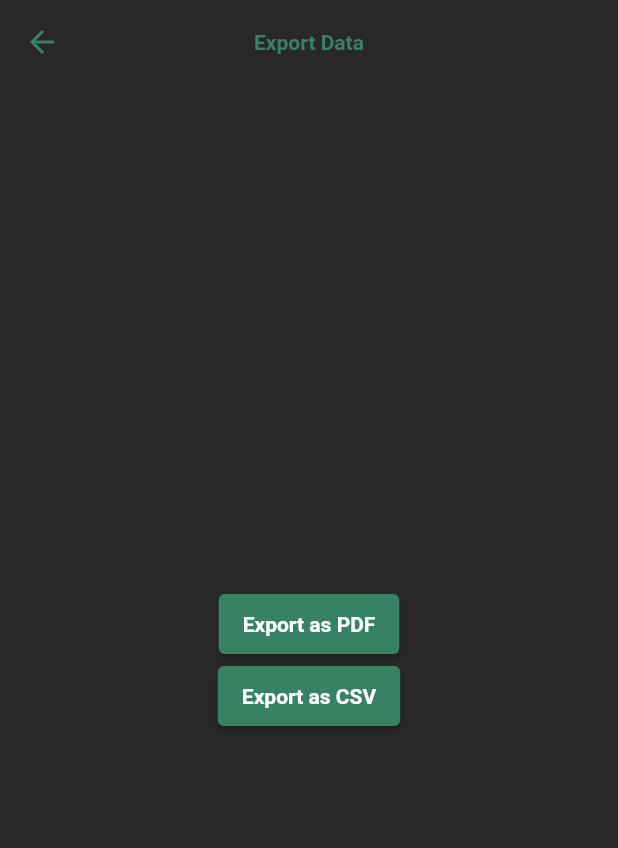
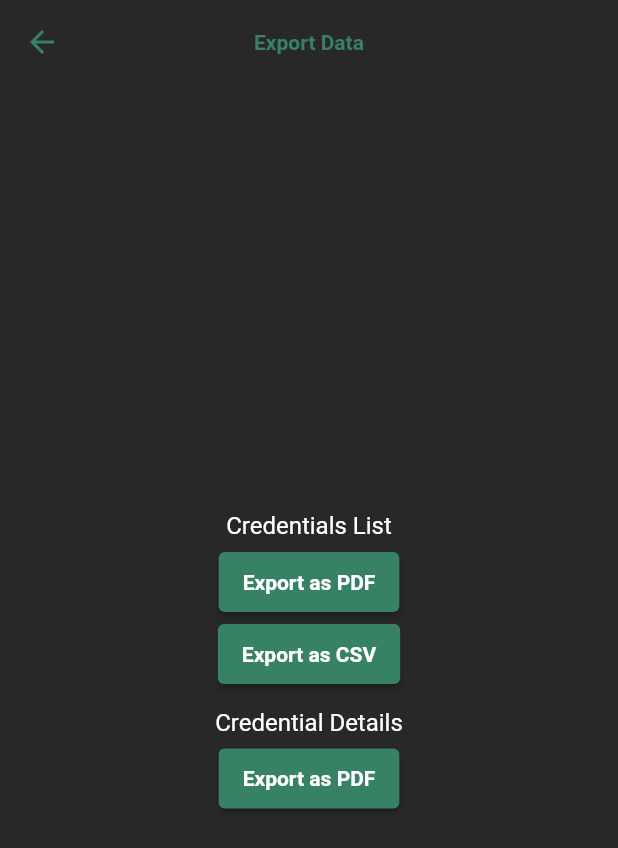
Before and after one commit to jp-ong/flutter-sandbox-web, a Flutter app: the ExportDataView screen opened by its route, after a tap on "Export as PDF", on a phone screen of 412 x 824 dp. Shown: the top 848 px of the screen. Run offline on Flutter 3.47's test engine with Material 2 defaults, Android fonts, the phone set to English and light mode, and no system bars; our stand-ins replace csv, dio, flutter_dotenv, get, google_fonts, pdf; missing offline and left inert: dart:html; network calls fail.

Commit message:
Integrate export data function with controller

```diff
--- a/lib/app/modules/export_data/controllers/export_data_controller.dart
+++ b/lib/app/modules/export_data/controllers/export_data_controller.dart
@@ -1,9 +1,9 @@
 import 'dart:convert';
-import 'dart:html';
 
 import 'package:dio/dio.dart';
 import 'package:flutter_dotenv/flutter_dotenv.dart';
 import 'package:flutter_sandbox_web/app/helpers/export_data.dart';
+import 'package:flutter_sandbox_web/app/modules/export_data/models/credential_detail_model.dart';
 import 'package:flutter_sandbox_web/app/modules/export_data/models/credential_model.dart';
 import 'package:get/get.dart';
 
@@ -13,34 +13,49 @@ class ExportDataController extends GetxController {
   RxList<Credential> credentials = <Credential>[].obs;
   RxBool isFetchingCredentials = false.obs;
 
-  void fetchCredentials() async {
+  Rxn<CredentialDetail> credentialDetail = Rxn<CredentialDetail>();
+  RxBool isFetchingCredentialDetail = false.obs;
+
+  Future<void> fetchCredentials() async {
     isFetchingCredentials.value = true;
     try {
-      var apiUrl = dotenv.get('BASE_URL_VC');
+      var apiUrl = dotenv.get('BASE_URL_LIST');
       var response = await dio.get(apiUrl);
       var data = jsonEncode(response.data['data']['result']);
-      credentials.value = credentialFromJson(jsonEncode(data));
+      credentials.value = credentialFromJson(data);
     } catch (e) {
-      credentials.value = [];
+      credentials.clear();
     } finally {
       isFetchingCredentials.value = false;
     }
   }
 
-  void exportAsPDF() {
-    ExportData.asPDF(
-      fullName: 'John Paul Ong',
-      dateTime: 'May 2, 2023',
-      status: 'VERIFIED',
-      personalInfo: [
-        [
-          'Full Name',
-          'John Paul Ong',
-        ],
-      ],
-      documents: [
-        ['UMID', '82NV0DBO43K'],
-      ],
-    );
+  Future<void> fetchCredentialDetail() async {
+    isFetchingCredentialDetail.value = true;
+    try {
+      var apiUrl = dotenv.get('BASE_URL_DETAILS');
+      var response = await dio.get(apiUrl);
+      var data = jsonEncode(response.data['data']);
+      credentialDetail.value = credentialDetailFromJson(data);
+    } catch (e) {
+      credentialDetail.value = null;
+    } finally {
+      isFetchingCredentialDetail.value = false;
+    }
+  }
+
+  void exportDetailsAsPDF() async {
+    await fetchCredentialDetail();
+    print(credentialDetail);
+  }
+
+  void exportListAsPDF() async {
+    await fetchCredentials();
+    print(credentials);
+  }
+
+  void exportListAsCSV() async {
+    await fetchCredentials();
+    print(credentials);
   }
 }
--- /dev/null
+++ b/lib/app/modules/export_data/models/credential_detail_model.dart
@@ -0,0 +1,190 @@
+// To parse this JSON data, do
+//
+//     final credentialDetail = credentialDetailFromJson(jsonString);
+
+import 'dart:convert';
+
+CredentialDetail credentialDetailFromJson(String str) =>
+    CredentialDetail.fromJson(json.decode(str));
+
+String credentialDetailToJson(CredentialDetail data) =>
+    json.encode(data.toJson());
+
+class CredentialDetail {
+  DateTime created;
+  DateTime updated;
+  String requestId;
+  String username;
+  String fullName;
+  String firstName;
+  String middleName;
+  String lastName;
+  DateTime birthdate;
+  String gender;
+  String address;
+  String emailAddress;
+  String mobileNumber;
+  String status;
+  String vcIssuerId;
+  String definitionId;
+  String verifier;
+  CredentialRequestDetails credentialRequestDetails;
+  String channelIssuerId;
+  dynamic reason;
+
+  CredentialDetail({
+    required this.created,
+    required this.updated,
+    required this.requestId,
+    required this.username,
+    required this.fullName,
+    required this.firstName,
+    required this.middleName,
+    required this.lastName,
+    required this.birthdate,
+    required this.gender,
+    required this.address,
+    required this.emailAddress,
+    required this.mobileNumber,
+    required this.status,
+    required this.vcIssuerId,
+    required this.definitionId,
+    required this.verifier,
+    required this.credentialRequestDetails,
+    required this.channelIssuerId,
+    this.reason,
+  });
+
+  factory CredentialDetail.fromJson(Map<String, dynamic> json) =>
+      CredentialDetail(
+        created: DateTime.parse(json["created"]),
+        updated: DateTime.parse(json["updated"]),
+        requestId: json["requestId"],
+        username: json["username"],
+        fullName: json["fullName"],
+        firstName: json["firstName"],
+        middleName: json["middleName"],
+        lastName: json["lastName"],
+        birthdate: DateTime.parse(json["birthdate"]),
+        gender: json["gender"],
+        address: json["address"],
+        emailAddress: json["email_address"],
+        mobileNumber: json["mobile_number"],
+        status: json["status"],
+        vcIssuerId: json["vc_issuer_id"],
+        definitionId: json["definition_id"],
+        verifier: json["verifier"],
+        credentialRequestDetails: CredentialRequestDetails.fromJson(
+            json["credential_request_details"]),
+        channelIssuerId: json["channel_issuer_id"],
+        reason: json["reason"],
+      );
+
+  Map<String, dynamic> toJson() => {
+        "created": created.toIso8601String(),
+        "updated": updated.toIso8601String(),
+        "requestId": requestId,
+        "username": username,
+        "fullName": fullName,
+        "firstName": firstName,
+        "middleName": middleName,
+        "lastName": lastName,
+        "birthdate": birthdate.toIso8601String(),
+        "gender": gender,
+        "address": address,
+        "email_address": emailAddress,
+        "mobile_number": mobileNumber,
+        "status": status,
+        "vc_issuer_id": vcIssuerId,
+        "definition_id": definitionId,
+        "verifier": verifier,
+        "credential_request_details": credentialRequestDetails.toJson(),
+        "channel_issuer_id": channelIssuerId,
+        "reason": reason,
+      };
+}
+
+class CredentialRequestDetails {
+  List<Form> form;
+  List<SupportingDocument> supportingDocuments;
+
+  CredentialRequestDetails({
+    required this.form,
+    required this.supportingDocuments,
+  });
+
+  factory CredentialRequestDetails.fromJson(Map<String, dynamic> json) =>
+      CredentialRequestDetails(
+        form: List<Form>.from(json["form"].map((x) => Form.fromJson(x))),
+        supportingDocuments: List<SupportingDocument>.from(
+            json["supporting_documents"]
+                .map((x) => SupportingDocument.fromJson(x))),
+      );
+
+  Map<String, dynamic> toJson() => {
+        "form": List<dynamic>.from(form.map((x) => x.toJson())),
+        "supporting_documents":
+            List<dynamic>.from(supportingDocuments.map((x) => x.toJson())),
+      };
+}
+
+class Form {
+  String fieldName;
+  String fieldValue;
+
+  Form({
+    required this.fieldName,
+    required this.fieldValue,
+  });
+
+  factory Form.fromJson(Map<String, dynamic> json) => Form(
+        fieldName: json["field_name"],
+        fieldValue: json["field_value"],
+      );
+
+  Map<String, dynamic> toJson() => {
+        "field_name": fieldName,
+        "field_value": fieldValue,
+      };
+}
+
+class SupportingDocument {
+  String documentId;
+  String documentName;
+  DateTime created;
+  DateTime updated;
+  String filename;
+  String thumbnail;
+  String status;
+
+  SupportingDocument({
+    required this.documentId,
+    required this.documentName,
+    required this.created,
+    required this.updated,
+    required this.filename,
+    required this.thumbnail,
+    required this.status,
+  });
+
+  factory SupportingDocument.fromJson(Map<String, dynamic> json) =>
+      SupportingDocument(
+        documentId: json["document_id"],
+        documentName: json["document_name"],
+        created: DateTime.parse(json["created"]),
+        updated: DateTime.parse(json["updated"]),
+        filename: json["filename"],
+        thumbnail: json["thumbnail"],
+        status: json["status"],
+      );
+
+  Map<String, dynamic> toJson() => {
+        "document_id": documentId,
+        "document_name": documentName,
+        "created": created.toIso8601String(),
+        "updated": updated.toIso8601String(),
+        "filename": filename,
+        "thumbnail": thumbnail,
+        "status": status,
+      };
+}
--- a/lib/app/modules/export_data/models/credential_model.dart
+++ b/lib/app/modules/export_data/models/credential_model.dart
@@ -11,6 +11,25 @@ String credentialToJson(List<Credential> data) =>
     json.encode(List<dynamic>.from(data.map((x) => x.toJson())));
 
 class Credential {
+  String address;
+  DateTime birthdate;
+  DateTime created;
+  String definitionId;
+  String emailAddress;
+  String firstName;
+  String fullName;
+  String gender;
+  String lastName;
+  String middleName;
+  String mobileNumber;
+  String requestId;
+  String status;
+  DateTime updated;
+  String username;
+  String vcIssuerId;
+  String verifier;
+  String channelIssuerId;
+
   Credential({
     required this.address,
     required this.birthdate,
@@ -31,25 +50,6 @@ class Credential {
     required this.verifier,
     required this.channelIssuerId,
   });
-
-  String address;
-  DateTime birthdate;
-  DateTime created;
-  String definitionId;
-  String emailAddress;
-  String firstName;
-  String fullName;
-  String gender;
-  String lastName;
-  String? middleName;
-  String mobileNumber;
-  String requestId;
-  String status;
-  DateTime updated;
-  String username;
-  String vcIssuerId;
-  String verifier;
-  String channelIssuerId;
 
   factory Credential.fromJson(Map<String, dynamic> json) => Credential(
         address: json["address"],
--- a/lib/app/modules/export_data/views/export_data_view.dart
+++ b/lib/app/modules/export_data/views/export_data_view.dart
@@ -17,17 +17,38 @@ class ExportDataView extends GetView<ExportDataController> {
         child: Column(
           mainAxisAlignment: MainAxisAlignment.center,
           children: [
+            const Text(
+              'Credentials List',
+              style: TextStyle(
+                color: Colors.white,
+              ),
+            ),
+            const SizedBox(height: 8),
             ElevatedButton(
               child: const Text('Export as PDF'),
               onPressed: () {
-                controller.exportAsPDF();
+                controller.exportListAsPDF();
               },
             ),
             const SizedBox(height: 8),
             ElevatedButton(
               child: const Text('Export as CSV'),
               onPressed: () {
-                // exportTableCSV();
+                controller.exportListAsCSV();
+              },
+            ),
+            const SizedBox(height: 16),
+            const Text(
+              'Credential Details',
+              style: TextStyle(
+                color: Colors.white,
+              ),
+            ),
+            const SizedBox(height: 8),
+            ElevatedButton(
+              child: const Text('Export as PDF'),
+              onPressed: () {
+                controller.exportDetailsAsPDF();
               },
             ),
           ],
```
